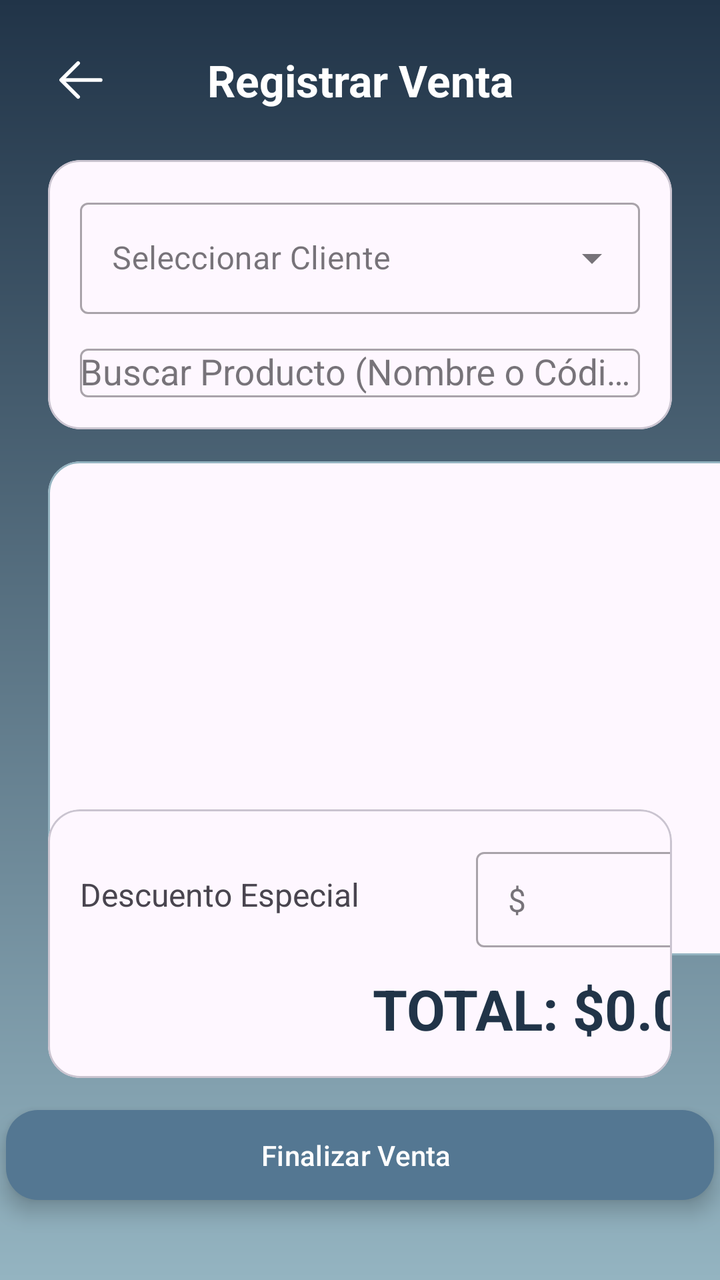
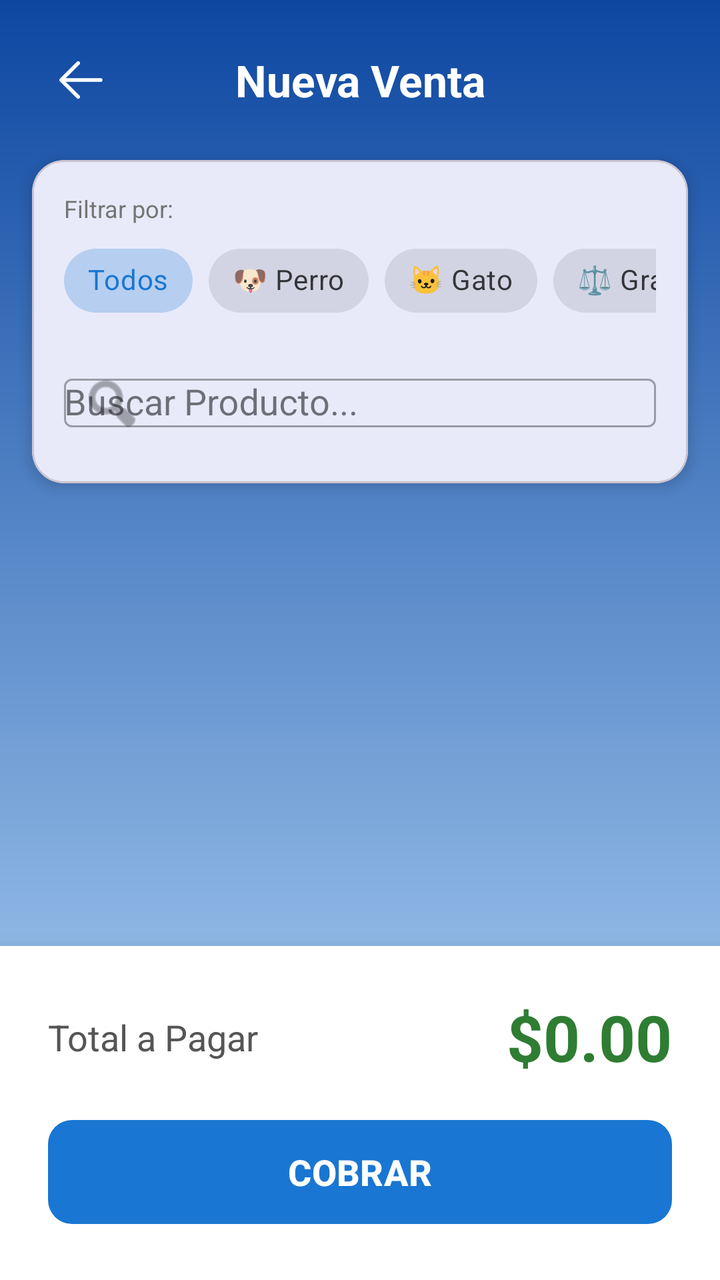

Compare the two renders of this Android layout. The source of the first and the diff that turns it into the second are given below.
<!-- AndroidManifest.xml: application theme Theme.PuntoPeludo -->
<!-- res/layout/activity_venta.xml -->
<?xml version="1.0" encoding="utf-8"?>
<androidx.constraintlayout.widget.ConstraintLayout xmlns:android="http://schemas.android.com/apk/res/android"
    xmlns:app="http://schemas.android.com/apk/res-auto"
    xmlns:tools="http://schemas.android.com/tools"
    android:layout_width="match_parent"
    android:layout_height="match_parent"
    android:background="@drawable/gradient_background"
    tools:context=".VentaActivity">

    
    <ImageButton
        android:id="@+id/btnBack"
        android:layout_width="48dp"
        android:layout_height="48dp"
        android:layout_marginStart="16dp"
        android:layout_marginTop="16dp"
        android:background="?attr/selectableItemBackgroundBorderless"
        android:contentDescription="Volver"
        android:src="@drawable/back_svgrepo_com"
        app:layout_constraintStart_toStartOf="parent"
        app:layout_constraintTop_toTopOf="parent"
        app:tint="@color/white" />

    <TextView
        android:id="@+id/tvTituloVenta"
        android:layout_width="wrap_content"
        android:layout_height="wrap_content"
        android:text="Registrar Venta"
        android:textColor="@color/white"
        android:textSize="22sp"
        android:textStyle="bold"
        app:layout_constraintBottom_toBottomOf="@id/btnBack"
        app:layout_constraintEnd_toEndOf="parent"
        app:layout_constraintStart_toStartOf="parent"
        app:layout_constraintTop_toTopOf="@id/btnBack" />

    
    <com.google.android.material.card.MaterialCardView
        android:id="@+id/cardVenta"
        android:layout_width="0dp"
        android:layout_height="wrap_content"
        android:layout_marginStart="24dp"
        android:layout_marginTop="16dp"
        android:layout_marginEnd="24dp"
        app:cardCornerRadius="16dp"
        app:layout_constraintEnd_toEndOf="parent"
        app:layout_constraintStart_toStartOf="parent"
        app:layout_constraintTop_toBottomOf="@id/btnBack">

        <LinearLayout
            android:layout_width="match_parent"
            android:layout_height="wrap_content"
            android:orientation="vertical"
            android:padding="16dp">

            <com.google.android.material.textfield.TextInputLayout
                style="@style/Widget.MaterialComponents.TextInputLayout.OutlinedBox.ExposedDropdownMenu"
                android:layout_width="match_parent"
                android:layout_height="wrap_content"
                android:hint="Seleccionar Cliente">

                <AutoCompleteTextView
                    android:id="@+id/autoCompleteCliente"
                    android:layout_width="match_parent"
                    android:layout_height="wrap_content"
                    android:inputType="none" />
            </com.google.android.material.textfield.TextInputLayout>

            <com.google.android.material.textfield.TextInputLayout
                style="@style/Widget.MaterialComponents.TextInputLayout.OutlinedBox"
                android:layout_width="match_parent"
                android:layout_height="wrap_content"
                android:layout_marginTop="12dp"
                android:hint="Buscar Producto (Nombre o Código)">

                <com.google.android.material.textfield.MaterialAutoCompleteTextView
                    android:id="@+id/autoCompleteProducto"
                    android:layout_width="match_parent"
                    android:layout_height="wrap_content" />
            </com.google.android.material.textfield.TextInputLayout>

        </LinearLayout>
    </com.google.android.material.card.MaterialCardView>

    


    
    <com.google.android.material.card.MaterialCardView
        android:id="@+id/cardCarrito"
        android:layout_width="369dp"
        android:layout_height="247dp"
        android:layout_marginTop="16dp"
        android:layout_marginBottom="16dp"
        app:cardCornerRadius="16dp"
        app:layout_constraintBottom_toTopOf="@id/cardResumen"
        app:layout_constraintEnd_toEndOf="@id/cardVenta"
        app:layout_constraintHorizontal_bias="0.0"
        app:layout_constraintStart_toStartOf="@id/cardVenta"
        app:layout_constraintTop_toBottomOf="@id/cardVenta"
        app:layout_constraintVertical_bias="0.0"
        app:strokeColor="@color/azul_claro"
        app:strokeWidth="1dp">

        <androidx.recyclerview.widget.RecyclerView
            android:id="@+id/recyclerViewCarrito"
            android:layout_width="match_parent"
            android:layout_height="match_parent"
            android:padding="8dp"
            tools:listitem="@layout/item_carrito_producto" />
    </com.google.android.material.card.MaterialCardView>

    <com.google.android.material.card.MaterialCardView
        android:id="@+id/cardResumen"
        android:layout_width="0dp"
        android:layout_height="wrap_content"
        android:layout_marginBottom="16dp"
        app:cardCornerRadius="16dp"
        app:layout_constraintBottom_toTopOf="@id/buttonFinalizarVenta"
        app:layout_constraintEnd_toEndOf="@id/cardVenta"
        app:layout_constraintStart_toStartOf="@id/cardVenta">

        <LinearLayout
            android:layout_width="350dp"
            android:layout_height="wrap_content"
            android:orientation="vertical"
            android:padding="16dp">

            <LinearLayout
                android:layout_width="match_parent"
                android:layout_height="wrap_content"
                android:gravity="center_vertical"
                android:orientation="horizontal">

                <TextView
                    android:layout_width="0dp"
                    android:layout_height="wrap_content"
                    android:layout_weight="1"
                    android:text="Descuento Especial"
                    android:textSize="16sp" />

                <com.google.android.material.textfield.TextInputLayout
                    style="@style/Widget.MaterialComponents.TextInputLayout.OutlinedBox.Dense"
                    android:layout_width="120dp"
                    android:layout_height="wrap_content"
                    app:prefixText="$">

                    <com.google.android.material.textfield.TextInputEditText
                        android:id="@+id/editTextDescuento"
                        android:layout_width="match_parent"
                        android:layout_height="wrap_content"
                        android:inputType="numberDecimal"
                        android:text="0.00"
                        android:textAlignment="textEnd" />
                </com.google.android.material.textfield.TextInputLayout>
            </LinearLayout>

            <TextView
                android:id="@+id/textViewTotal"
                android:layout_width="match_parent"
                android:layout_height="wrap_content"
                android:layout_marginTop="12dp"
                android:gravity="end"
                android:text="TOTAL: $0.00"
                android:textColor="@color/azul_oscuro"
                android:textSize="28sp"
                android:textStyle="bold" />
        </LinearLayout>
    </com.google.android.material.card.MaterialCardView>

    
    <com.google.android.material.floatingactionbutton.ExtendedFloatingActionButton
        android:id="@+id/buttonFinalizarVenta"
        android:layout_width="354dp"
        android:layout_height="45dp"
        android:layout_marginBottom="40dp"
        android:text="Finalizar Venta"
        android:textColor="@color/white"
        app:backgroundTint="@color/azul_medio"
        app:iconTint="@color/white"
        app:layout_constraintBottom_toBottomOf="parent"
        app:layout_constraintEnd_toEndOf="parent"
        app:layout_constraintHorizontal_bias="0.491"
        app:layout_constraintStart_toStartOf="parent" />

</androidx.constraintlayout.widget.ConstraintLayout>
<!-- resources referenced by this layout -->
<resources>
  <color name="azul_claro">#94B4C1</color>
  <color name="azul_medio">#547792</color>
  <color name="azul_oscuro">#213448</color>
  <color name="white">#FFFFFFFF</color>
  <!-- drawable back_svgrepo_com (drawable) -->
  <vector xmlns:android="http://schemas.android.com/apk/res/android" android:autoMirrored="true" android:height="30dp" android:viewportHeight="1024" android:viewportWidth="1024" android:width="30dp">
        
      <path android:fillColor="#ffffff" android:pathData="M224,480h640a32,32 0,1 1,0 64H224a32,32 0,0 1,0 -64z"/>
        
      <path android:fillColor="#ffffff" android:pathData="m237.2,512 l265.4,265.3a32,32 0,0 1,-45.3 45.3l-288,-288a32,32 0,0 1,0 -45.3l288,-288a32,32 0,1 1,45.3 45.3L237.2,512z"/>
      
  </vector>
  <!-- drawable gradient_background (drawable) -->
  <?xml version="1.0" encoding="utf-8"?>
  <shape xmlns:android="http://schemas.android.com/apk/res/android"
      android:shape="rectangle">
      <gradient
          android:angle="90"
          android:startColor="@color/azul_claro"
          android:endColor="@color/azul_oscuro"
          android:type="linear" />
  </shape>
  <style name="Theme.PuntoPeludo" parent="Base.Theme.PuntoPeludo" />
  <style name="Base.Theme.PuntoPeludo" parent="Theme.Material3.DayNight.NoActionBar">
  
          
          <item name="colorPrimary">@color/azul_medio</item>
          <item name="colorPrimaryVariant">@color/azul_claro</item>
          <item name="colorOnPrimary">@color/white</item>
  
          
          <item name="colorSecondary">@color/azul_claro</item>
          <item name="colorSecondaryVariant">@color/azul_oscuro</item>
          <item name="colorOnSecondary">@color/black</item>
  
          
          <item name="android:colorBackground">@color/azul_claro</item>
  
          
      </style>
  <color name="black">#FF000000</color>
</resources>

<!-- the commit's change to res/layout/activity_venta.xml (unified diff, before → after) -->
@@ -7,7 +7,6 @@
     android:background="@drawable/gradient_background"
     tools:context=".VentaActivity">
 
-    
     <ImageButton
         android:id="@+id/btnBack"
         android:layout_width="48dp"
@@ -15,7 +14,6 @@
         android:layout_marginStart="16dp"
         android:layout_marginTop="16dp"
         android:background="?attr/selectableItemBackgroundBorderless"
-        android:contentDescription="Volver"
         android:src="@drawable/back_svgrepo_com"
         app:layout_constraintStart_toStartOf="parent"
         app:layout_constraintTop_toTopOf="parent"
@@ -25,7 +23,7 @@
         android:id="@+id/tvTituloVenta"
         android:layout_width="wrap_content"
         android:layout_height="wrap_content"
-        android:text="Registrar Venta"
+        android:text="Nueva Venta"
         android:textColor="@color/white"
         android:textSize="22sp"
         android:textStyle="bold"
@@ -34,17 +32,14 @@
         app:layout_constraintStart_toStartOf="parent"
         app:layout_constraintTop_toTopOf="@id/btnBack" />
 
-    
     <com.google.android.material.card.MaterialCardView
-        android:id="@+id/cardVenta"
-        android:layout_width="0dp"
+        android:id="@+id/cardBusqueda"
+        android:layout_width="match_parent"
         android:layout_height="wrap_content"
-        android:layout_marginStart="24dp"
+        android:layout_marginHorizontal="16dp"
         android:layout_marginTop="16dp"
-        android:layout_marginEnd="24dp"
         app:cardCornerRadius="16dp"
-        app:layout_constraintEnd_toEndOf="parent"
-        app:layout_constraintStart_toStartOf="parent"
+        app:cardElevation="4dp"
         app:layout_constraintTop_toBottomOf="@id/btnBack">
 
         <LinearLayout
@@ -53,134 +48,138 @@
             android:orientation="vertical"
             android:padding="16dp">
 
-            <com.google.android.material.textfield.TextInputLayout
-                style="@style/Widget.MaterialComponents.TextInputLayout.OutlinedBox.ExposedDropdownMenu"
+            <TextView
+                android:layout_width="wrap_content"
+                android:layout_height="wrap_content"
+                android:text="Filtrar por:"
+                android:textSize="12sp"
+                android:textColor="#757575"
+                android:layout_marginBottom="4dp"/>
+
+            <HorizontalScrollView
                 android:layout_width="match_parent"
                 android:layout_height="wrap_content"
-                android:hint="Seleccionar Cliente">
+                android:scrollbars="none">
 
-                <AutoCompleteTextView
-                    android:id="@+id/autoCompleteCliente"
-                    android:layout_width="match_parent"
+                <com.google.android.material.chip.ChipGroup
+                    android:id="@+id/chipGroupFiltros"
+                    android:layout_width="wrap_content"
                     android:layout_height="wrap_content"
-                    android:inputType="none" />
-            </com.google.android.material.textfield.TextInputLayout>
+                    app:singleSelection="true">
+
+                    <com.google.android.material.chip.Chip
+                        android:id="@+id/chipTodos"
+                        style="@style/Widget.MaterialComponents.Chip.Choice"
+                        android:layout_width="wrap_content"
+                        android:layout_height="wrap_content"
+                        android:text="Todos"
+                        android:checked="true"/>
+
+                    <com.google.android.material.chip.Chip
+                        android:id="@+id/chipPerro"
+                        style="@style/Widget.MaterialComponents.Chip.Choice"
+                        android:layout_width="wrap_content"
+                        android:layout_height="wrap_content"
+                        android:text="🐶 Perro"/>
+
+                    <com.google.android.material.chip.Chip
+                        android:id="@+id/chipGato"
+                        style="@style/Widget.MaterialComponents.Chip.Choice"
+                        android:layout_width="wrap_content"
+                        android:layout_height="wrap_content"
+                        android:text="🐱 Gato"/>
+
+                    <com.google.android.material.chip.Chip
+                        android:id="@+id/chipGranel"
+                        style="@style/Widget.MaterialComponents.Chip.Choice"
+                        android:layout_width="wrap_content"
+                        android:layout_height="wrap_content"
+                        android:text="⚖️ Granel"/>
+
+                    <com.google.android.material.chip.Chip
+                        android:id="@+id/chipFarmacia"
+                        style="@style/Widget.MaterialComponents.Chip.Choice"
+                        android:layout_width="wrap_content"
+                        android:layout_height="wrap_content"
+                        android:text="💊 Farmacia"/>
+
+                </com.google.android.material.chip.ChipGroup>
+            </HorizontalScrollView>
 
             <com.google.android.material.textfield.TextInputLayout
                 style="@style/Widget.MaterialComponents.TextInputLayout.OutlinedBox"
                 android:layout_width="match_parent"
                 android:layout_height="wrap_content"
-                android:layout_marginTop="12dp"
-                android:hint="Buscar Producto (Nombre o Código)">
+                android:layout_marginTop="8dp"
+                android:hint="Buscar Producto..."
+                app:startIconDrawable="@android:drawable/ic_menu_search">
 
-                <com.google.android.material.textfield.MaterialAutoCompleteTextView
+                <AutoCompleteTextView
                     android:id="@+id/autoCompleteProducto"
                     android:layout_width="match_parent"
-                    android:layout_height="wrap_content" />
+                    android:layout_height="wrap_content"
+                    android:inputType="text" />
             </com.google.android.material.textfield.TextInputLayout>
 
         </LinearLayout>
     </com.google.android.material.card.MaterialCardView>
 
-    
+    <androidx.recyclerview.widget.RecyclerView
+        android:id="@+id/recyclerViewCarrito"
+        android:layout_width="match_parent"
+        android:layout_height="0dp"
+        android:layout_marginHorizontal="16dp"
+        android:layout_marginTop="8dp"
+        android:layout_marginBottom="8dp"
+        android:backgroundTint="#FFFFFF"
+        android:padding="4dp"
+        app:layout_constraintBottom_toTopOf="@id/layoutTotal"
+        app:layout_constraintTop_toBottomOf="@id/cardBusqueda" />
 
-
-    
-    <com.google.android.material.card.MaterialCardView
-        android:id="@+id/cardCarrito"
-        android:layout_width="369dp"
-        android:layout_height="247dp"
-        android:layout_marginTop="16dp"
-        android:layout_marginBottom="16dp"
-        app:cardCornerRadius="16dp"
-        app:layout_constraintBottom_toTopOf="@id/cardResumen"
-        app:layout_constraintEnd_toEndOf="@id/cardVenta"
-        app:layout_constraintHorizontal_bias="0.0"
-        app:layout_constraintStart_toStartOf="@id/cardVenta"
-        app:layout_constraintTop_toBottomOf="@id/cardVenta"
-        app:layout_constraintVertical_bias="0.0"
-        app:strokeColor="@color/azul_claro"
-        app:strokeWidth="1dp">
-
-        <androidx.recyclerview.widget.RecyclerView
-            android:id="@+id/recyclerViewCarrito"
-            android:layout_width="match_parent"
-            android:layout_height="match_parent"
-            android:padding="8dp"
-            tools:listitem="@layout/item_carrito_producto" />
-    </com.google.android.material.card.MaterialCardView>
-
-    <com.google.android.material.card.MaterialCardView
-        android:id="@+id/cardResumen"
-        android:layout_width="0dp"
+    <LinearLayout
+        android:id="@+id/layoutTotal"
+        android:layout_width="match_parent"
         android:layout_height="wrap_content"
-        android:layout_marginBottom="16dp"
-        app:cardCornerRadius="16dp"
-        app:layout_constraintBottom_toTopOf="@id/buttonFinalizarVenta"
-        app:layout_constraintEnd_toEndOf="@id/cardVenta"
-        app:layout_constraintStart_toStartOf="@id/cardVenta">
+        android:orientation="vertical"
+        android:background="@color/white"
+        android:padding="24dp"
+        android:elevation="16dp"
+        app:layout_constraintBottom_toBottomOf="parent">
 
         <LinearLayout
-            android:layout_width="350dp"
+            android:layout_width="match_parent"
             android:layout_height="wrap_content"
-            android:orientation="vertical"
-            android:padding="16dp">
+            android:orientation="horizontal"
+            android:gravity="center_vertical"
+            android:layout_marginBottom="16dp">
 
-            <LinearLayout
-                android:layout_width="match_parent"
+            <TextView
+                android:layout_width="0dp"
                 android:layout_height="wrap_content"
-                android:gravity="center_vertical"
-                android:orientation="horizontal">
-
-                <TextView
-                    android:layout_width="0dp"
-                    android:layout_height="wrap_content"
-                    android:layout_weight="1"
-                    android:text="Descuento Especial"
-                    android:textSize="16sp" />
-
-                <com.google.android.material.textfield.TextInputLayout
-                    style="@style/Widget.MaterialComponents.TextInputLayout.OutlinedBox.Dense"
-                    android:layout_width="120dp"
-                    android:layout_height="wrap_content"
-                    app:prefixText="$">
-
-                    <com.google.android.material.textfield.TextInputEditText
-                        android:id="@+id/editTextDescuento"
-                        android:layout_width="match_parent"
-                        android:layout_height="wrap_content"
-                        android:inputType="numberDecimal"
-                        android:text="0.00"
-                        android:textAlignment="textEnd" />
-                </com.google.android.material.textfield.TextInputLayout>
-            </LinearLayout>
+                android:layout_weight="1"
+                android:text="Total a Pagar"
+                android:textSize="18sp"
+                android:textColor="#555555"/>
 
             <TextView
                 android:id="@+id/textViewTotal"
-                android:layout_width="match_parent"
+                android:layout_width="wrap_content"
                 android:layout_height="wrap_content"
-                android:layout_marginTop="12dp"
-                android:gravity="end"
-                android:text="TOTAL: $0.00"
-                android:textColor="@color/azul_oscuro"
-                android:textSize="28sp"
-                android:textStyle="bold" />
+                android:text="$0.00"
+                android:textSize="32sp"
+                android:textStyle="bold"
+                android:textColor="#2E7D32"/>
         </LinearLayout>
-    </com.google.android.material.card.MaterialCardView>
 
-    
-    <com.google.android.material.floatingactionbutton.ExtendedFloatingActionButton
-        android:id="@+id/buttonFinalizarVenta"
-        android:layout_width="354dp"
-        android:layout_height="45dp"
-        android:layout_marginBottom="40dp"
-        android:text="Finalizar Venta"
-        android:textColor="@color/white"
-        app:backgroundTint="@color/azul_medio"
-        app:iconTint="@color/white"
-        app:layout_constraintBottom_toBottomOf="parent"
-        app:layout_constraintEnd_toEndOf="parent"
-        app:layout_constraintHorizontal_bias="0.491"
-        app:layout_constraintStart_toStartOf="parent" />
+        <com.google.android.material.button.MaterialButton
+            android:id="@+id/buttonFinalizarVenta"
+            android:layout_width="match_parent"
+            android:layout_height="60dp"
+            android:text="COBRAR"
+            android:textSize="18sp"
+            android:textStyle="bold"
+            app:cornerRadius="12dp"
+            app:backgroundTint="@color/azul_medio"/>
+    </LinearLayout>
 
 </androidx.constraintlayout.widget.ConstraintLayout>
<!-- resource entries referenced after the edit -->
@@ -1,8 +1,8 @@
 <!-- resources referenced by this layout -->
 <resources>
-  <color name="azul_claro">#94B4C1</color>
-  <color name="azul_medio">#547792</color>
-  <color name="azul_oscuro">#213448</color>
+  <color name="azul_claro">#BBDEFB</color>
+  <color name="azul_medio">#1976D2</color>
+  <color name="azul_oscuro">#0D47A1</color>
   <color name="white">#FFFFFFFF</color>
   <!-- drawable back_svgrepo_com (drawable) -->
   <vector xmlns:android="http://schemas.android.com/apk/res/android" android:autoMirrored="true" android:height="30dp" android:viewportHeight="1024" android:viewportWidth="1024" android:width="30dp">
